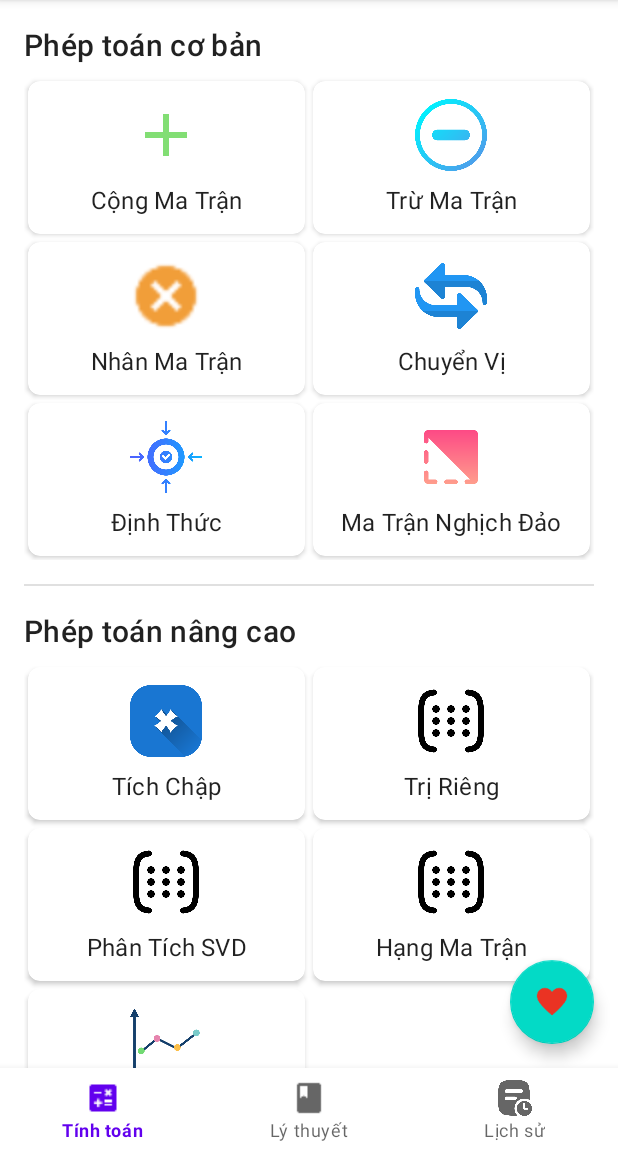
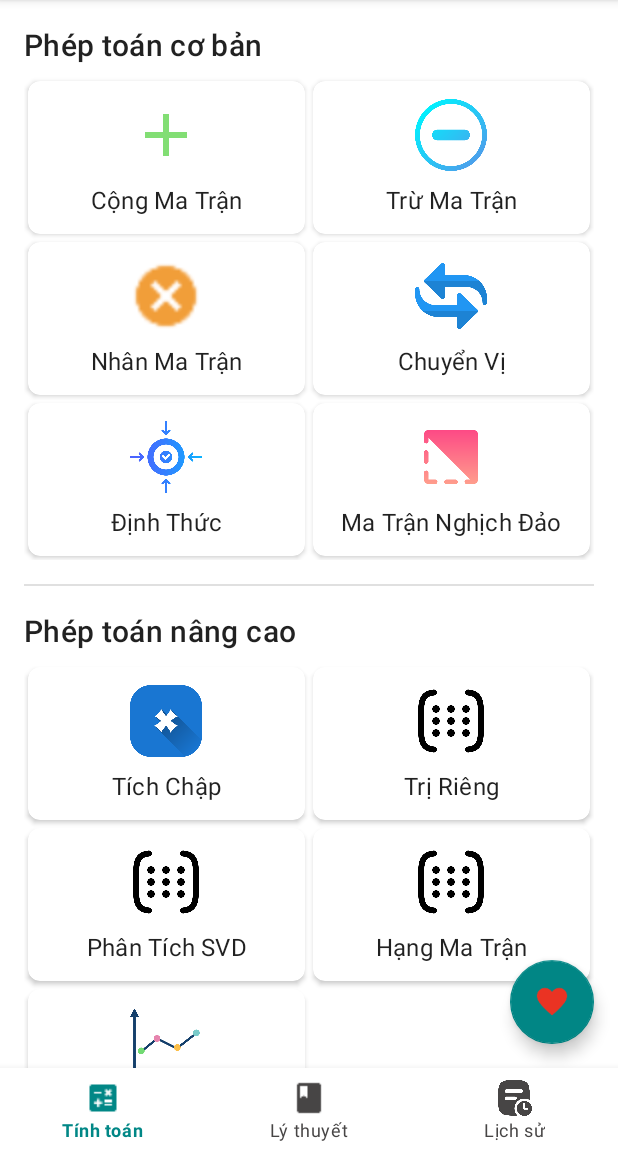
Before and after one commit to Ductuan2312/matran, an Android app: the screen it shows after launch (MainActivity), on a phone screen of 412 x 824 dp, the part 84-1236 px from its top. Run offline under Robolectric (Android 15) with nearby library versions, the phone set to English and light mode, and no system bars.

Commit message:
Cập nhật giao diện người dùng: thêm màu sắc cho thanh điều hướng dưới, điều chỉnh màu sắc cho các thành phần giao diện và cập nhật màu sắc cho thanh trạng thái

```diff
--- /dev/null
+++ b/app/src/main/res/color/bottom_nav_colors.xml
@@ -0,0 +1,6 @@
+<?xml version="1.0" encoding="utf-8"?>
+<selector xmlns:android="http://schemas.android.com/apk/res/android">
+<!--custom màu sac của thanh bottom navigation bar -->
+    <item android:color="@color/teal_700" android:state_checked="true" />
+    <item android:color="#474545" />
+</selector>
--- a/app/src/main/res/layout/activity_history.xml
+++ b/app/src/main/res/layout/activity_history.xml
@@ -52,7 +52,9 @@
         android:layout_height="wrap_content"
         android:layout_gravity="bottom|end"
         android:layout_margin="16dp"
+        app:backgroundTint="#018685"
         android:contentDescription="@string/clear_history"
-        app:srcCompat="@drawable/ic_delete" />
+        app:srcCompat="@drawable/ic_delete"
+        app:tint="@color/white" />
 
 </androidx.coordinatorlayout.widget.CoordinatorLayout>
--- a/app/src/main/res/layout/activity_main.xml
+++ b/app/src/main/res/layout/activity_main.xml
@@ -27,6 +27,8 @@
         android:id="@+id/bottom_navigation"
         android:layout_width="match_parent"
         android:layout_height="wrap_content"
+        app:itemIconTint="@color/bottom_nav_colors"
+        app:itemTextColor="@color/bottom_nav_colors"
         android:layout_alignParentBottom="true"
         app:menu="@menu/bottom_navigation_menu" />
 
@@ -38,6 +40,7 @@
         android:layout_alignParentEnd="true"
         android:layout_margin="16dp"
         android:contentDescription="@string/about"
+        app:backgroundTint="#018685"
         app:srcCompat="@drawable/ic_hear"
         app:tint="@null" />
 
--- a/app/src/main/res/values-night/themes.xml
+++ b/app/src/main/res/values-night/themes.xml
@@ -1,6 +1,8 @@
 <resources xmlns:tools="http://schemas.android.com/tools">
     <!-- Base application theme. -->
     <style name="Theme.Matran" parent="Theme.MaterialComponents.DayNight.DarkActionBar">
+        <item name="windowActionBar">false</item>
+        <item name="windowNoTitle">true</item>
         <!-- Primary brand color. -->
         <item name="colorPrimary">@color/purple_200</item>
         <item name="colorPrimaryVariant">@color/purple_700</item>
@@ -10,7 +12,7 @@
         <item name="colorSecondaryVariant">@color/teal_200</item>
         <item name="colorOnSecondary">@color/black</item>
         <!-- Status bar color. -->
-        <item name="android:statusBarColor">?attr/colorPrimaryVariant</item>
+        <item name="android:statusBarColor">@color/teal_700</item>
         <!-- Customize your theme here. -->
     </style>
 </resources>
--- a/app/src/main/res/values/themes.xml
+++ b/app/src/main/res/values/themes.xml
@@ -12,7 +12,10 @@
         <item name="colorSecondaryVariant">@color/teal_700</item>
         <item name="colorOnSecondary">@color/black</item>
         <!-- Status bar color. -->
-        <item name="android:statusBarColor">?attr/colorPrimaryVariant</item>
+        <item name="android:statusBarColor">@color/teal_700</item>
         <!-- Customize your theme here. -->
+        <!-- Thêm dòng này để thay đổi màu tab được chọn -->
+        <item name="tabIndicatorHeight">2dp</item> // tăng đọ dày của đường chỉ báo tab
+
     </style>
 </resources>
```
Also changed, not shown: app/src/main/res/layout/activity_result.xml (+7 -2 lines).
